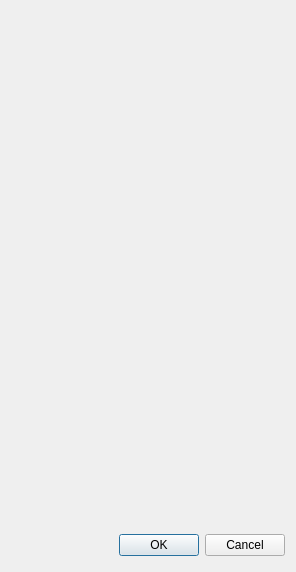
The window that MyTilemapEditor/Resource Files/UI/AddBrushUI.ui (sam830917/MyTilemapEditor) describes before a commit, drawn with Qt 5.
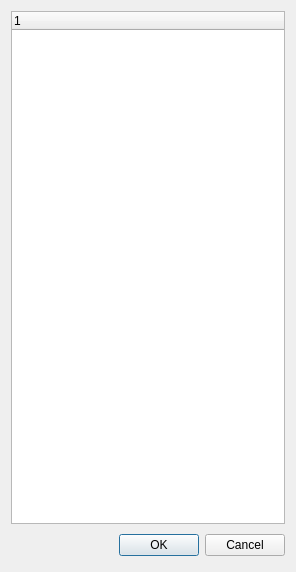
The same window after the commit.

Commit message: Updated script brush base system

```diff
--- a/MyTilemapEditor/Resource Files/UI/AddBrushUI.ui
+++ b/MyTilemapEditor/Resource Files/UI/AddBrushUI.ui
@@ -26,22 +26,6 @@
    <string>New Brush</string>
   </property>
   <layout class="QGridLayout" name="gridLayout">
-   <item row="0" column="0">
-    <widget class="QWidget" name="m_addWidget" native="true">
-     <property name="sizePolicy">
-      <sizepolicy hsizetype="Preferred" vsizetype="Preferred">
-       <horstretch>0</horstretch>
-       <verstretch>0</verstretch>
-      </sizepolicy>
-     </property>
-     <property name="minimumSize">
-      <size>
-       <width>0</width>
-       <height>500</height>
-      </size>
-     </property>
-    </widget>
-   </item>
    <item row="1" column="0">
     <layout class="QHBoxLayout">
      <property name="spacing">
@@ -88,6 +72,15 @@
      </item>
     </layout>
    </item>
+   <item row="0" column="0">
+    <widget class="QTreeWidget" name="m_treeWidget">
+     <column>
+      <property name="text">
+       <string notr="true">1</string>
+      </property>
+     </column>
+    </widget>
+   </item>
   </layout>
  </widget>
  <resources/>
```
The commit also changes 9 other files.
